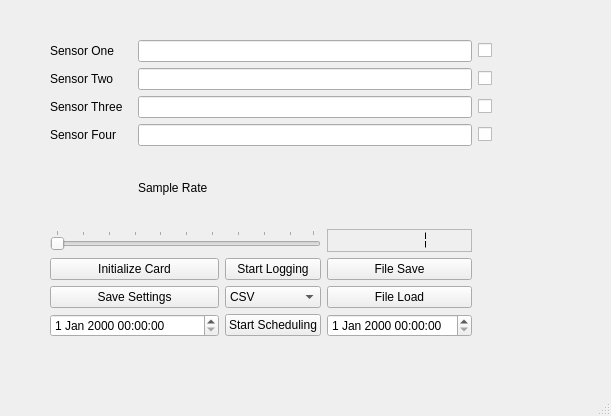
Qt form controlBoard/GUI/Settings.ui (YLGH/BGSProject) before a commit.
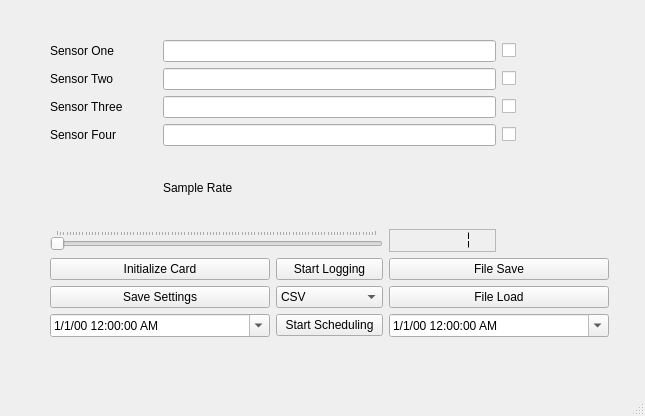
The same form after that commit.

Commit message: Control Settings

What changed in the file:
```diff
--- a/controlBoard/GUI/Settings.ui
+++ b/controlBoard/GUI/Settings.ui
@@ -6,7 +6,7 @@
    <rect>
     <x>0</x>
     <y>0</y>
-    <width>611</width>
+    <width>645</width>
     <height>416</height>
    </rect>
   </property>
@@ -19,18 +19,11 @@
      <rect>
       <x>50</x>
       <y>40</y>
-      <width>510</width>
+      <width>559</width>
       <height>297</height>
      </rect>
     </property>
     <layout class="QGridLayout" name="gridLayout_2">
-     <item row="7" column="3">
-      <widget class="QPushButton" name="file_load_button">
-       <property name="text">
-        <string>File Load</string>
-       </property>
-      </widget>
-     </item>
      <item row="2" column="0">
       <widget class="QLabel" name="sensor_three_label">
        <property name="text">
@@ -77,7 +70,7 @@
         <number>1</number>
        </property>
        <property name="maximum">
-        <number>100</number>
+        <number>1000</number>
        </property>
        <property name="tracking">
         <bool>true</bool>
@@ -170,13 +163,6 @@
        </property>
       </widget>
      </item>
-     <item row="6" column="3">
-      <widget class="QPushButton" name="file_save_button">
-       <property name="text">
-        <string>File Save</string>
-       </property>
-      </widget>
-     </item>
      <item row="3" column="1" colspan="3">
       <widget class="QLineEdit" name="sensor_four_name">
        <property name="text">
@@ -214,9 +200,6 @@
        </property>
       </widget>
      </item>
-     <item row="8" column="3">
-      <widget class="QDateTimeEdit" name="end_time"/>
-     </item>
      <item row="7" column="2">
       <widget class="QComboBox" name="filetype">
        <item>
@@ -239,7 +222,17 @@
       </widget>
      </item>
      <item row="8" column="0" colspan="2">
-      <widget class="QDateTimeEdit" name="start_time"/>
+      <widget class="QDateTimeEdit" name="start_time">
+       <property name="displayFormat">
+        <string>M/d/yy h:mm:ss AP</string>
+       </property>
+       <property name="calendarPopup">
+        <bool>true</bool>
+       </property>
+       <property name="timeSpec">
+        <enum>Qt::UTC</enum>
+       </property>
+      </widget>
      </item>
      <item row="5" column="3">
       <widget class="QLCDNumber" name="sample_rate_display">
@@ -260,6 +253,33 @@
        </property>
       </widget>
      </item>
+     <item row="6" column="3" colspan="2">
+      <widget class="QPushButton" name="file_save_button">
+       <property name="text">
+        <string>File Save</string>
+       </property>
+      </widget>
+     </item>
+     <item row="7" column="3" colspan="2">
+      <widget class="QPushButton" name="file_load_button">
+       <property name="text">
+        <string>File Load</string>
+       </property>
+      </widget>
+     </item>
+     <item row="8" column="3" colspan="2">
+      <widget class="QDateTimeEdit" name="end_time">
+       <property name="displayFormat">
+        <string>M/d/yy h:mm:ss AP</string>
+       </property>
+       <property name="calendarPopup">
+        <bool>true</bool>
+       </property>
+       <property name="timeSpec">
+        <enum>Qt::UTC</enum>
+       </property>
+      </widget>
+     </item>
     </layout>
    </widget>
   </widget>
```
Left out of the diff: 8 changed lines with no effect on the pictures. The commit also changes 14 other files.
